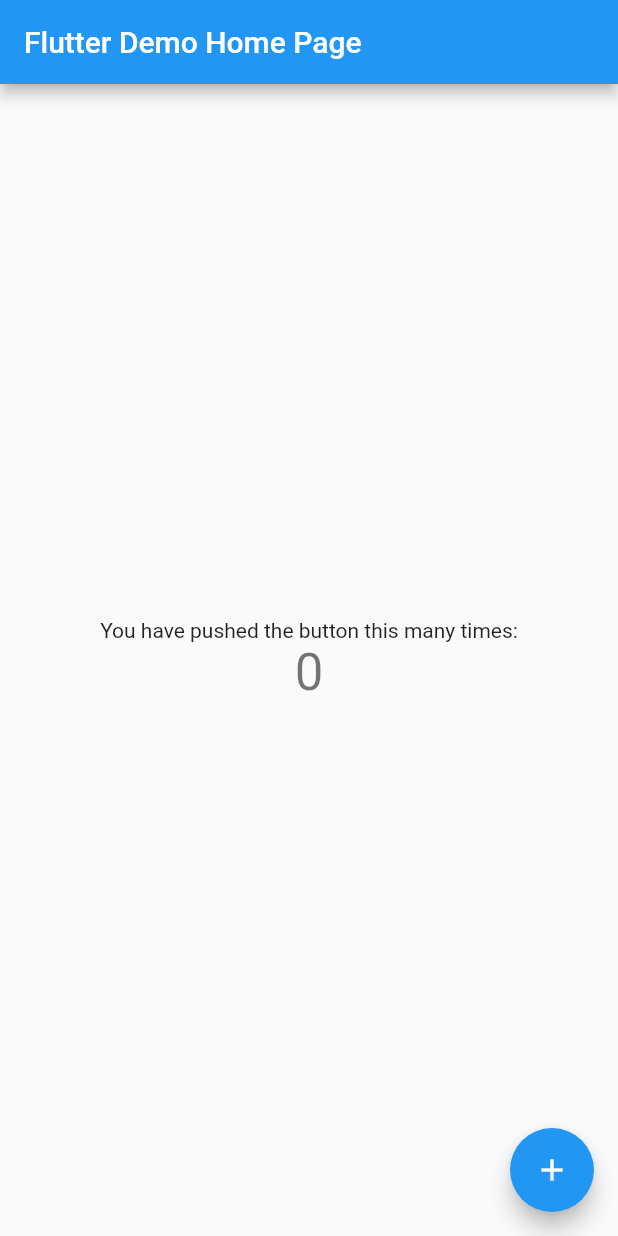
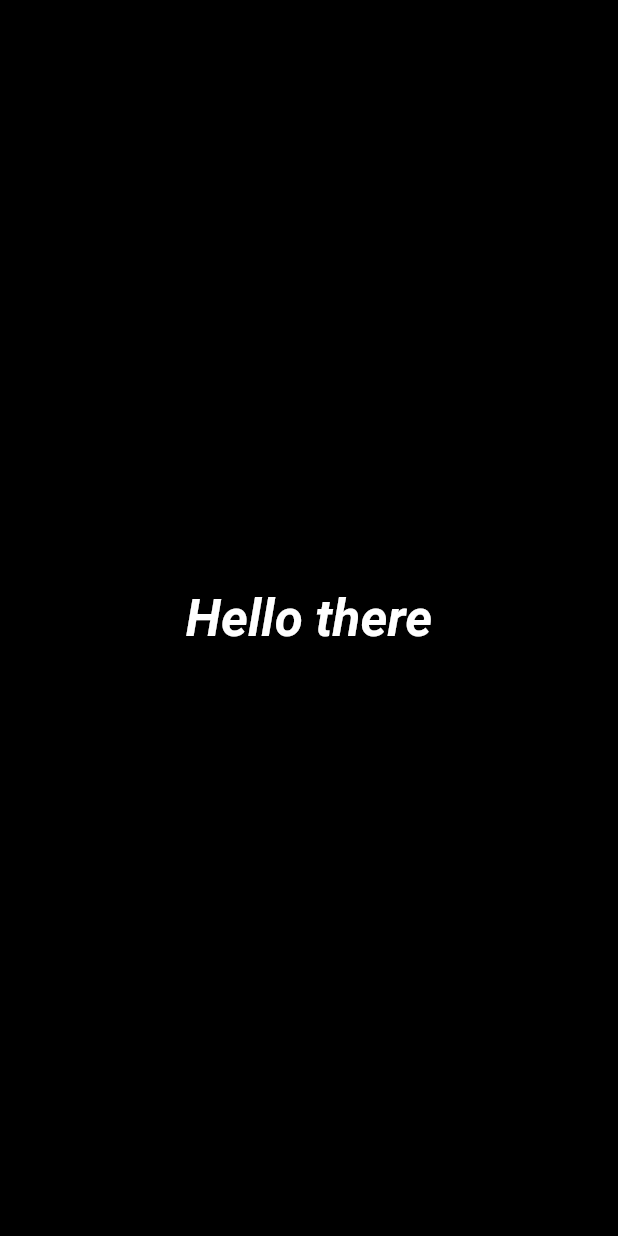
Before and after one commit to Arkane158/solidTask, a Flutter app: the screen it shows after launch, on a phone screen of 412 x 824 dp. Run offline on Flutter 3.47's test engine with Material 2 defaults, Android fonts, the phone set to English and light mode, and no system bars.

Commit message:
finishing the task

```diff
--- /dev/null
+++ b/lib/colored_screen/colored_screen.dart
@@ -0,0 +1,67 @@
+import 'dart:math';
+
+import 'package:flutter/material.dart';
+
+/// A screen widget that displays content with a background color.
+class ColoredScreen extends StatefulWidget {
+  /// A unique route name for this screen.
+  static const String routeName = "colorScreen";
+
+  /// Creates a [ColoredScreen] widget instance.
+  ///
+  /// [key] is an optional [Key] that is used to identify this widget.
+  const ColoredScreen({Key? key}) : super(key: key);
+
+  @override
+  _ColoredScreenState createState() => _ColoredScreenState();
+}
+
+class _ColoredScreenState extends State<ColoredScreen> {
+  final Random _random = Random();
+  final int randomGenerator = 256;
+  final double comparingNumber = 0.5;
+  final double textSize = 34;
+
+  Color _backgroundColor = Colors.black;
+  Color _textColor = Colors.white;
+
+  /// Changes the background color to a random color and the text color
+  /// based on the luminance of the new background color.
+  void _changeBackgroundColor() {
+    setState(() {
+      _backgroundColor = Color.fromRGBO(
+        _random.nextInt(randomGenerator),
+        _random.nextInt(randomGenerator),
+        _random.nextInt(randomGenerator),
+        1,
+      );
+
+      _textColor = _backgroundColor.computeLuminance() > comparingNumber
+          ? Colors.black
+          : Colors.white;
+    });
+  }
+
+  @override
+  Widget build(BuildContext context) {
+    return Scaffold(
+      body: InkWell(
+        onTap: _changeBackgroundColor,
+        child: ColoredBox(
+          color: _backgroundColor,
+          child: Center(
+            child: Text(
+              'Hello there',
+              style: TextStyle(
+                fontStyle: FontStyle.italic,
+                color: _textColor,
+                fontSize: textSize,
+                fontWeight: FontWeight.bold,
+              ),
+            ),
+          ),
+        ),
+      ),
+    );
+  }
+}
--- a/lib/main.dart
+++ b/lib/main.dart
@@ -1,115 +1,7 @@
 import 'package:flutter/material.dart';
+
+import 'package:test/my_app.dart';
 
 void main() {
   runApp(const MyApp());
 }
-
-class MyApp extends StatelessWidget {
-  const MyApp({super.key});
-
-  // This widget is the root of your application.
-  @override
-  Widget build(BuildContext context) {
-    return MaterialApp(
-      title: 'Flutter Demo',
-      theme: ThemeData(
-        // This is the theme of your application.
-        //
-        // Try running your application with "flutter run". You'll see the
-        // application has a blue toolbar. Then, without quitting the app, try
-        // changing the primarySwatch below to Colors.green and then invoke
-        // "hot reload" (press "r" in the console where you ran "flutter run",
-        // or simply save your changes to "hot reload" in a Flutter IDE).
-        // Notice that the counter didn't reset back to zero; the application
-        // is not restarted.
-        primarySwatch: Colors.blue,
-      ),
-      home: const MyHomePage(title: 'Flutter Demo Home Page'),
-    );
-  }
-}
-
-class MyHomePage extends StatefulWidget {
-  const MyHomePage({super.key, required this.title});
-
-  // This widget is the home page of your application. It is stateful, meaning
-  // that it has a State object (defined below) that contains fields that affect
-  // how it looks.
-
-  // This class is the configuration for the state. It holds the values (in this
-  // case the title) provided by the parent (in this case the App widget) and
-  // used by the build method of the State. Fields in a Widget subclass are
-  // always marked "final".
-
-  final String title;
-
-  @override
-  State<MyHomePage> createState() => _MyHomePageState();
-}
-
-class _MyHomePageState extends State<MyHomePage> {
-  int _counter = 0;
-
-  void _incrementCounter() {
-    setState(() {
-      // This call to setState tells the Flutter framework that something has
-      // changed in this State, which causes it to rerun the build method below
-      // so that the display can reflect the updated values. If we changed
-      // _counter without calling setState(), then the build method would not be
-      // called again, and so nothing would appear to happen.
-      _counter++;
-    });
-  }
-
-  @override
-  Widget build(BuildContext context) {
-    // This method is rerun every time setState is called, for instance as done
-    // by the _incrementCounter method above.
-    //
-    // The Flutter framework has been optimized to make rerunning build methods
-    // fast, so that you can just rebuild anything that needs updating rather
-    // than having to individually change instances of widgets.
-    return Scaffold(
-      appBar: AppBar(
-        // Here we take the value from the MyHomePage object that was created by
-        // the App.build method, and use it to set our appbar title.
-        title: Text(widget.title),
-      ),
-      body: Center(
-        // Center is a layout widget. It takes a single child and positions it
-        // in the middle of the parent.
-        child: Column(
-          // Column is also a layout widget. It takes a list of children and
-          // arranges them vertically. By default, it sizes itself to fit its
-          // children horizontally, and tries to be as tall as its parent.
-          //
-          // Invoke "debug painting" (press "p" in the console, choose the
-          // "Toggle Debug Paint" action from the Flutter Inspector in Android
-          // Studio, or the "Toggle Debug Paint" command in Visual Studio Code)
-          // to see the wireframe for each widget.
-          //
-          // Column has various properties to control how it sizes itself and
-          // how it positions its children. Here we use mainAxisAlignment to
-          // center the children vertically; the main axis here is the vertical
-          // axis because Columns are vertical (the cross axis would be
-          // horizontal).
-          mainAxisAlignment: MainAxisAlignment.center,
-          children: <Widget>[
-            const Text(
-              'You have pushed the button this many times:',
-            ),
-            Text(
-              '$_counter',
-              style: Theme.of(context).textTheme.headlineMedium,
-            ),
-          ],
-        ),
-      ),
-      floatingActionButton: FloatingActionButton(
-        onPressed: _incrementCounter,
-        tooltip: 'Increment',
-        child: const Icon(Icons.add),
-      ), // This trailing comma makes auto-formatting nicer for build methods.
-    );
-  }
-}
--- /dev/null
+++ b/lib/my_app.dart
@@ -0,0 +1,21 @@
+import 'package:flutter/material.dart';
+import 'package:test/colored_screen/colored_screen.dart';
+
+/// The `MyApp` class is a `StatelessWidget`
+class MyApp extends StatelessWidget {
+  /// An optional `key` parameter
+  const MyApp({Key? key}) : super(key: key);
+
+  // Override the build method to describe the UI of the app.
+  @override
+  Widget build(BuildContext context) {
+    // Return a MaterialApp widget,which is the main container for Flutter app
+    return MaterialApp(
+      debugShowCheckedModeBanner: false,
+      routes: {
+        ColoredScreen.routeName: (_) => const ColoredScreen(),
+      },
+      initialRoute: ColoredScreen.routeName,
+    );
+  }
+}
```
Also changed, not shown: pubspec.yaml (+8 -12 lines), 1 other file.
